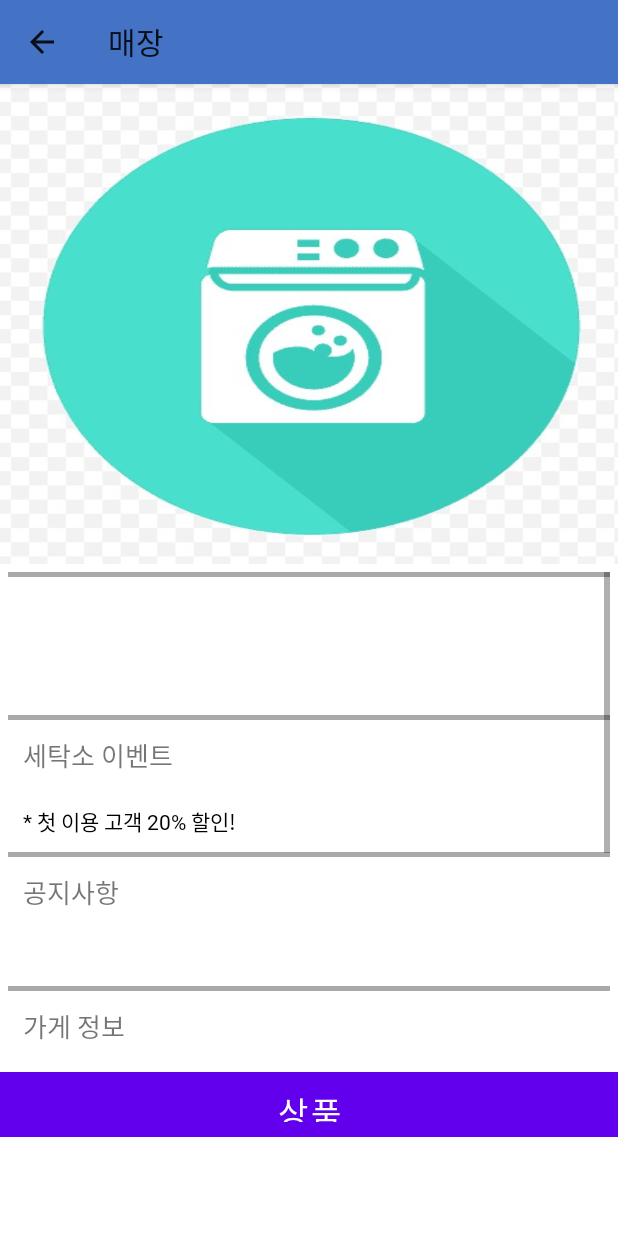
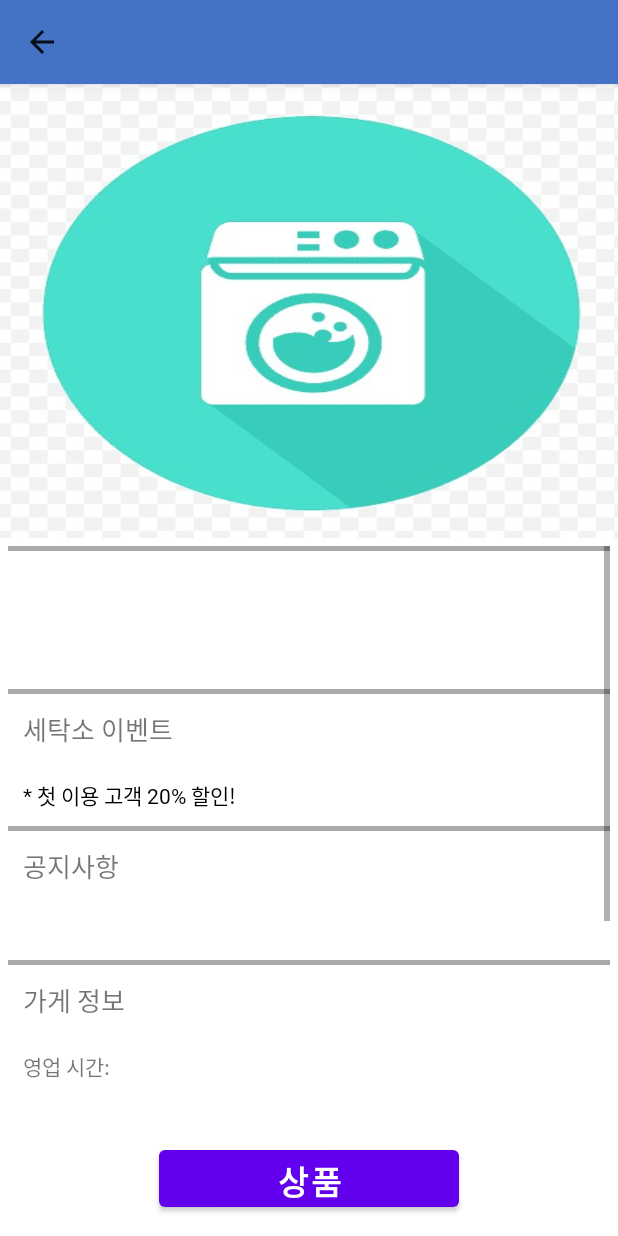
Before and after one commit to jangwonyoon/smart_laundryApp_android, an Android app: the ImageActivity screen opened directly, with no data from a screen before it, on a phone screen of 412 x 824 dp. Run offline under Robolectric (Android 15) with nearby library versions, the light colour scheme and no system bars; our stand-ins replace Volley; libraries missing offline, so code that uses them is left out: com.kyleduo.switchbutton; network calls fail.

Commit message:
weight modify

```diff
--- a/user/app/src/main/java/com/example/user/ImageActivity.java
+++ b/user/app/src/main/java/com/example/user/ImageActivity.java
@@ -50,8 +50,9 @@ public class ImageActivity extends AppCompatActivity {
         user_id1 = intent.getStringExtra("user_id");
         user_address_detail1 = intent.getStringExtra("user_address_detail");
 
+        final String re_set_title = intent.getStringExtra("title");
         ActionBar actionBar = getSupportActionBar();
-        actionBar.setTitle("매장");
+        actionBar.setTitle(re_set_title);
         actionBar.setBackgroundDrawable(new ColorDrawable(0xFF4472C4));
         actionBar.setDisplayHomeAsUpEnabled(true);
 
--- a/user/app/src/main/java/com/example/user/user_main1.java
+++ b/user/app/src/main/java/com/example/user/user_main1.java
@@ -251,9 +251,9 @@ public class user_main1 extends AppCompatActivity{
         //z
         //액션바 설정하기//
         //액션바 타이틀 변경하기
-        getSupportActionBar().setTitle("[메인]  "+user_name1+"님 안녕하세요.");
+        getSupportActionBar().setTitle(user_name1+"님");
         //액션바 배경색 변경
-        getSupportActionBar().setBackgroundDrawable(new ColorDrawable(0xFF339999));
+        getSupportActionBar().setBackgroundDrawable(new ColorDrawable(0xFF4472C4));
         //홈버튼 표시
         getSupportActionBar().setDisplayHomeAsUpEnabled(true);
 
--- a/user/app/src/main/res/layout/activity_user_frag_first.xml
+++ b/user/app/src/main/res/layout/activity_user_frag_first.xml
@@ -23,15 +23,16 @@
     -->
 
     <ImageView
+        android:layout_weight="4"
         android:layout_width="match_parent"
-        android:layout_height="320dp"
+        android:layout_height="0dp"
         android:background="@drawable/manage"
         />
 
     <ScrollView
         android:layout_width="match_parent"
         android:layout_height="0dp"
-        android:layout_weight="7.5"
+        android:layout_weight="5"
         android:layout_margin="5dp">
 
         <LinearLayout
@@ -307,12 +308,13 @@
 
         <Button
             android:id="@+id/intoitemlist"
-            android:layout_width="match_parent"
-            android:layout_height="match_parent"
+            android:layout_width="200dp"
+            android:layout_height="50dp"
             android:text="상품"
             android:textSize="22dp"
-            android:fontFamily="@font/boldsuzin"
-            android:background="@color/mainColor"
+            android:textColor="@color/white"
+            android:textStyle="bold"
+            android:fontFamily="@font/nanum_gothic_regular"
             />
 
     </LinearLayout>
@@ -331,8 +333,4 @@
     @+id/o_nin 사업자 등록번
     -->
 
-
-
-
-
 </LinearLayout>
--- a/user/app/src/main/res/layout/activity_user_itempage.xml
+++ b/user/app/src/main/res/layout/activity_user_itempage.xml
@@ -8,13 +8,6 @@
     tools:context=".user_itempage"
     android:weightSum="10"
     android:background="@color/white">
-
-
-
-    <!-- 가게명 @+id/title1
-              @+id/layout2_b1 뒤로가기
-    -->
-
 
     <LinearLayout
         android:layout_width="match_parent"
@@ -90,7 +83,7 @@
     <LinearLayout
         android:layout_width="match_parent"
         android:layout_height="0dp"
-        android:layout_weight="1"
+        android:layout_weight="2"
         android:gravity="center">
 
         <Button
```
